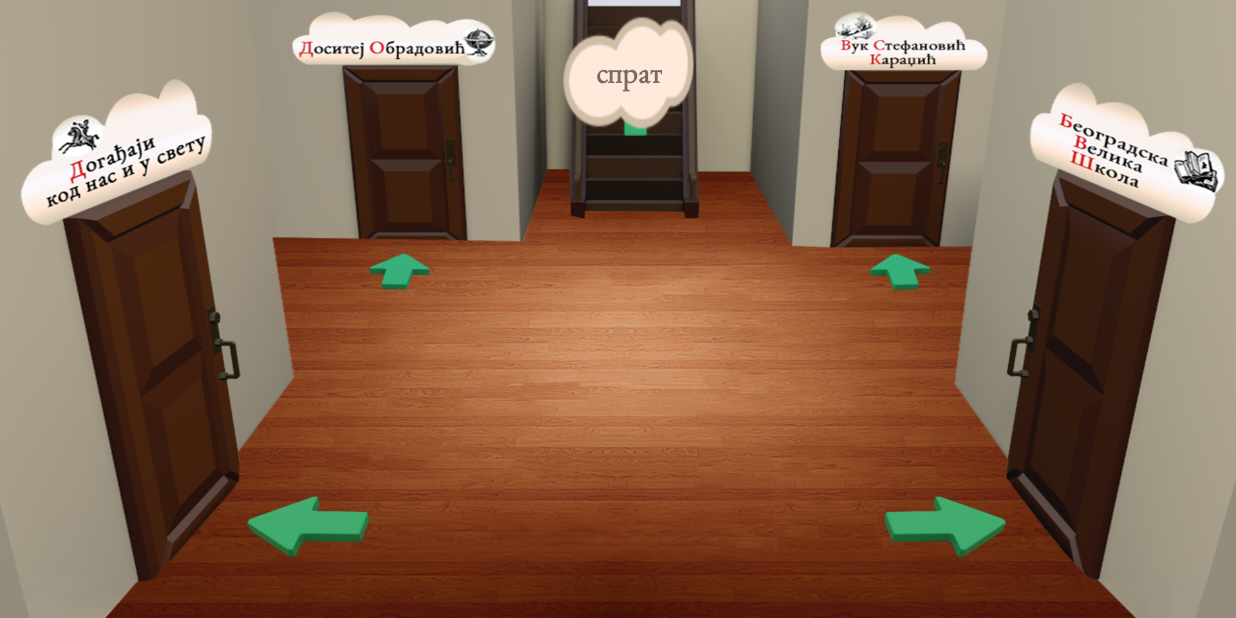
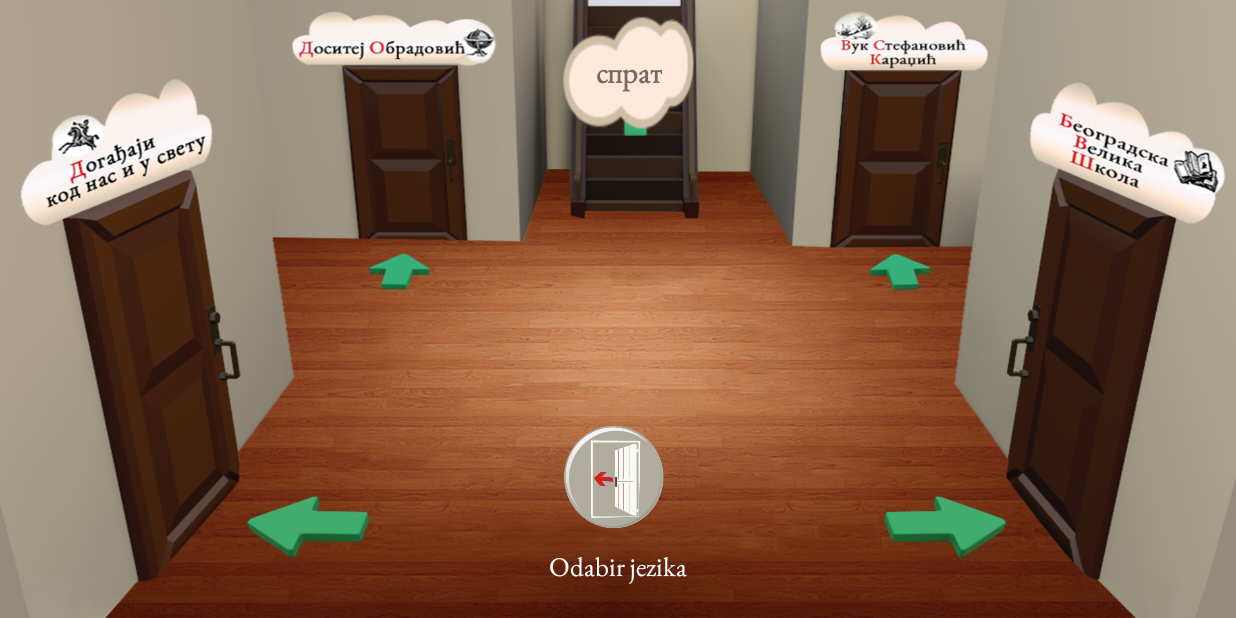
Before and after one commit to ITSnarodniMuzej/NarodniMuzejAndroidMultilingual, an Android app: the ChooseRoomActivity screen opened directly, with no data from a screen before it, on a phone screen of 824 x 412 dp (held sideways). Run offline under Robolectric (Android 15) with nearby library versions, the phone set to English and light mode, and no system bars.

Commit message:
Bug fixes, Back button

```diff
--- a/app/src/main/java/com/example/windows10/androidmuzej/Activities/ChooseRoomActivity.java
+++ b/app/src/main/java/com/example/windows10/androidmuzej/Activities/ChooseRoomActivity.java
@@ -26,6 +26,7 @@
         ImageButton btnRoom3 = findViewById(R.id.btnRoom3);
         ImageButton btnRoom4 = findViewById(R.id.btnRoom4);
         ImageButton btnUp = findViewById(R.id.btnUp);
+        ImageButton btnBack = findViewById(R.id.btnBackLanguage);
 
         //Second floor
         ImageButton btnDown = findViewById(R.id.btnDown);
@@ -58,6 +59,12 @@
         btnRoom8.setOnClickListener(this);
 //        btnRoom9.setOnClickListener(this);
         //</editor-fold>
+        btnBack.setOnClickListener(new View.OnClickListener() {
+            @Override
+            public void onClick(View v) {
+                finish();
+            }
+        });
     }
 
     @Override
--- a/app/src/main/res/layout/activity_choose_room.xml
+++ b/app/src/main/res/layout/activity_choose_room.xml
@@ -2,6 +2,7 @@
 <android.support.constraint.ConstraintLayout xmlns:android="http://schemas.android.com/apk/res/android"
     xmlns:app="http://schemas.android.com/apk/res-auto"
     xmlns:tools="http://schemas.android.com/tools"
+    android:id="@+id/constraintLayout"
     android:layout_width="match_parent"
     android:layout_height="match_parent"
     tools:context=".Activities.ChooseRoomActivity">
@@ -168,6 +169,41 @@
             app:layout_constraintVertical_bias="1.0"
             app:srcCompat="@android:color/transparent" />
 
+        <RelativeLayout
+            android:layout_width="wrap_content"
+            android:layout_height="wrap_content"
+            android:paddingBottom="20dp"
+            app:layout_constraintBottom_toBottomOf="parent"
+            app:layout_constraintLeft_toLeftOf="parent"
+            app:layout_constraintRight_toRightOf="parent">
+
+            <ImageButton
+                android:id="@+id/btnBackLanguage"
+                android:layout_width="70dp"
+                android:layout_height="70dp"
+                android:layout_marginStart="8dp"
+                android:layout_marginTop="8dp"
+                android:layout_marginEnd="8dp"
+                android:layout_marginBottom="8dp"
+                android:background="@drawable/hodnik_logo_01"
+                android:visibility="visible"
+                app:layout_constraintBottom_toBottomOf="parent"
+                app:layout_constraintEnd_toEndOf="parent"
+                app:layout_constraintStart_toStartOf="parent"
+                app:layout_constraintTop_toTopOf="parent" />
+
+            <TextView
+                android:layout_width="wrap_content"
+                android:layout_height="wrap_content"
+                android:layout_below="@+id/btnBackLanguage"
+                android:layout_centerInParent="true"
+                android:layout_marginTop="3dp"
+                android:clickable="false"
+                android:fontFamily="@font/eb_garamond"
+                android:text="Odabir jezika"
+                android:textSize="18sp"
+                android:textColor="#fff"/>
+        </RelativeLayout>
 
     </android.support.constraint.ConstraintLayout>
 
--- a/app/src/main/res/values/strings.xml
+++ b/app/src/main/res/values/strings.xml
@@ -822,6 +822,7 @@
     <!--<editor-fold desc="Room9">-->
     <string name="room9Title" translatable="false">Title</string>
     <string name="room9Logo" translatable="false">logo</string>
+    <string name="backBtnText">ХОДНИК</string>
     <string-array name="room9Text">
         <item>Text for room 9 page 1</item>
     </string-array>
```
Also changed, not shown: app/src/main/java/com/example/windows10/androidmuzej/Activities/RoomActivity.java (+8 -0 lines), app/src/main/res/layout/activity_room.xml (+28 -0 lines), app/src/main/res/drawable/franta_mali.jpg (deleted), app/src/main/res/drawable/hodnik_logo_01.png (added), app/src/main/res/drawable/logo1.png, app/src/main/res/drawable/logo2.png, app/src/main/res/drawable/logo3.png, app/src/main/res/drawable/logo4.png, app/src/main/res/drawable/logo5.png, app/src/main/res/drawable/logo6.png, app/src/main/res/drawable/logo7.png, app/src/main/res/drawable/room2logo.png (deleted).
